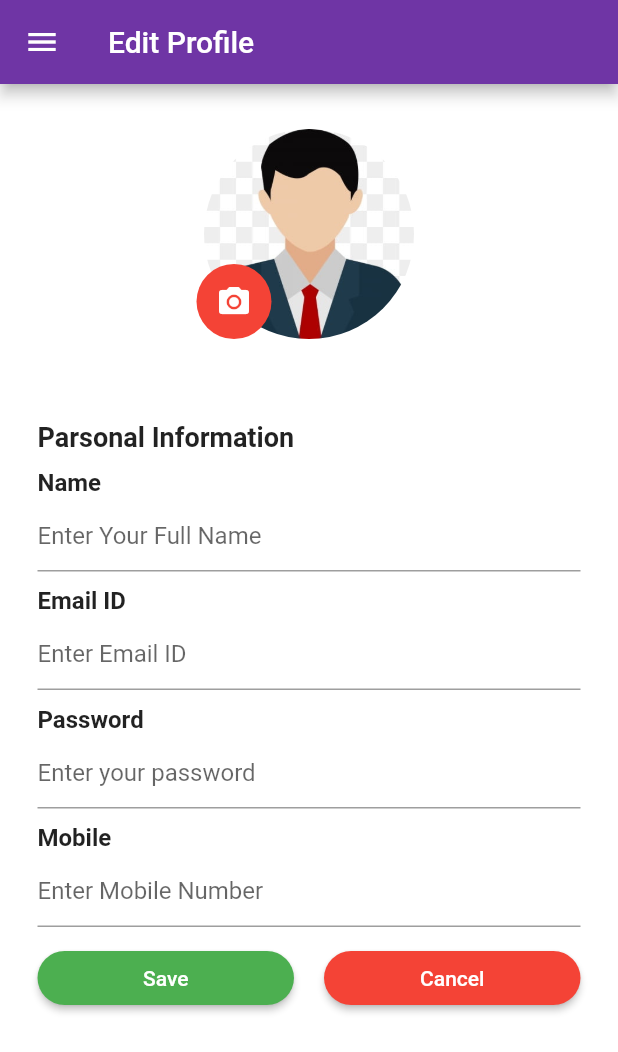
After one commit to AswinVishnu/StudyApp_Flutter, a Flutter app: the EditProfileScreen screen opened directly, on a phone screen of 412 x 824 dp. The commit adds this screen. Shown: the top 1052 px of the screen. Run offline on Flutter 3.47's test engine with Material 2 defaults, Android fonts, the phone set to English and light mode, and no system bars; our stand-ins replace flutter_svg, google_fonts, shared_preferences; accounts and stored records are empty.

Commit message:
added edit profile page

```diff
--- a/lib/Screens/Home/components/griddashboard.dart
+++ b/lib/Screens/Home/components/griddashboard.dart
@@ -44,7 +44,7 @@ class GridDashboard extends StatelessWidget {
                   mainAxisAlignment: MainAxisAlignment.center,
                   children: <Widget>[
                     IconButton(
-                      iconSize: 130.0,
+                      iconSize: 115.0,
                       padding: const EdgeInsets.all(1.0),
                       icon: Image.asset(
                         data.img,
--- a/lib/Screens/Login/components/body.dart
+++ b/lib/Screens/Login/components/body.dart
@@ -14,13 +14,13 @@ import 'package:flutter_auth/Screens/Welcome/welcome_screen.dart';
 import 'package:flutter_auth/Screens/Home/home.dart';
 
 class Body extends StatefulWidget {
-
   const Body({
     Key key,
   }) : super(key: key);
   @override
   _LoginPageState createState() => _LoginPageState();
 }
+
 class _LoginPageState extends State<Body> {
   String email;
   String password;
@@ -28,38 +28,41 @@ class _LoginPageState extends State<Body> {
   bool _isLoading = false;
   @override
   Widget build(BuildContext context) {
+    Size size = MediaQuery.of(context).size;
 
-    Size size = MediaQuery.of(context).size;
     signIn(String email, pass) async {
-      SharedPreferences sharedPreferences = await SharedPreferences.getInstance();
-      Map data = {
-        'email': email,
-        'password': pass,
-        'role': 'student'
-      };
+      SharedPreferences sharedPreferences =
+          await SharedPreferences.getInstance();
+      Map data = {'email': email, 'password': pass, 'role': 'student'};
       var jsonResponse = null;
-      var response = await http.post("https://oxystech-study-app-nodejs.herokuapp.com/user/login", body: data);
-      if(response.statusCode == 200) {
+      var response = await http.post(
+          "https://oxystech-study-app-nodejs.herokuapp.com/user/login",
+          body: data);
+      if (response.statusCode == 200) {
         jsonResponse = json.decode(response.body);
-        if(jsonResponse != null) {
+        if (jsonResponse != null) {
           setState(() {
             _isLoading = false;
           });
           sharedPreferences.setString("token", jsonResponse['token']);
-          Navigator.of(context).pushAndRemoveUntil(MaterialPageRoute(builder: (BuildContext context) => HomeScreen()), (Route<dynamic> route) => false);
+          Navigator.of(context).pushAndRemoveUntil(
+              MaterialPageRoute(
+                  builder: (BuildContext context) => HomeScreen()),
+              (Route<dynamic> route) => false);
           print("Logged in Successfully");
         }
-      }
-      else {
+      } else {
         setState(() {
           _isLoading = false;
         });
         print(response.body);
-
       }
     }
+
     return Background(
-      child: _isLoading ? Center(child: CircularProgressIndicator()) : SingleChildScrollView(
+      child: _isLoading
+          ? Center(child: CircularProgressIndicator())
+          : SingleChildScrollView(
               child: Column(
                 mainAxisAlignment: MainAxisAlignment.center,
                 children: <Widget>[
@@ -74,17 +77,13 @@ class _LoginPageState extends State<Body> {
                   ),
                   SizedBox(height: size.height * 0.03),
                   RoundedInputField(
-
                     hintText: "Your Email",
                     onChanged: (value) {
-
                       email = value;
                     },
                   ),
                   RoundedPasswordField(
-
                     onChanged: (value) {
-
                       password = value;
                     },
                   ),
--- /dev/null
+++ b/lib/Screens/Profile/edit_profile.dart
@@ -0,0 +1,306 @@
+import 'package:flutter/material.dart';
+import 'package:flutter_auth/components/nav_drawer.dart';
+import 'package:flutter_auth/Screens/Home/home.dart';
+
+class EditProfileScreen extends StatelessWidget {
+  @override
+  Widget build(BuildContext context) {
+    return Scaffold(
+        appBar: new AppBar(
+          title: new Text('Edit Profile'),
+        ),
+        drawer: NavDrawer(),
+        body: new Container(
+          color: Colors.white,
+          child: new ListView(
+            children: <Widget>[
+              Column(
+                children: <Widget>[
+                  new Container(
+                    height: 220.0,
+                    color: Colors.white,
+                    child: new Column(
+                      children: <Widget>[
+                        Padding(
+                          padding: EdgeInsets.only(top: 30.0),
+                          child:
+                              new Stack(fit: StackFit.loose, children: <Widget>[
+                            new Row(
+                              crossAxisAlignment: CrossAxisAlignment.center,
+                              mainAxisAlignment: MainAxisAlignment.center,
+                              children: <Widget>[
+                                new Container(
+                                    width: 140.0,
+                                    height: 140.0,
+                                    decoration: new BoxDecoration(
+                                      shape: BoxShape.circle,
+                                      image: new DecorationImage(
+                                        image: new ExactAssetImage(
+                                            'assets/images/profile.jpg'),
+                                        fit: BoxFit.cover,
+                                      ),
+                                    )),
+                              ],
+                            ),
+                            Padding(
+                                padding:
+                                    EdgeInsets.only(top: 90.0, right: 100.0),
+                                child: new Row(
+                                  mainAxisAlignment: MainAxisAlignment.center,
+                                  children: <Widget>[
+                                    new CircleAvatar(
+                                      backgroundColor: Colors.red,
+                                      radius: 25.0,
+                                      child: new Icon(
+                                        Icons.camera_alt,
+                                        color: Colors.white,
+                                      ),
+                                    )
+                                  ],
+                                )),
+                          ]),
+                        )
+                      ],
+                    ),
+                  ),
+                  new Container(
+                    color: Color(0xffFFFFFF),
+                    child: Padding(
+                      padding: EdgeInsets.only(bottom: 10.0),
+                      child: new Column(
+                        crossAxisAlignment: CrossAxisAlignment.start,
+                        mainAxisAlignment: MainAxisAlignment.start,
+                        children: <Widget>[
+                          Padding(
+                              padding: EdgeInsets.only(
+                                  left: 25.0, right: 25.0, top: 5.0),
+                              child: new Row(
+                                mainAxisAlignment:
+                                    MainAxisAlignment.spaceBetween,
+                                mainAxisSize: MainAxisSize.max,
+                                children: <Widget>[
+                                  new Column(
+                                    mainAxisAlignment: MainAxisAlignment.start,
+                                    mainAxisSize: MainAxisSize.min,
+                                    children: <Widget>[
+                                      new Text(
+                                        'Parsonal Information',
+                                        style: TextStyle(
+                                            fontSize: 18.0,
+                                            fontWeight: FontWeight.bold),
+                                      ),
+                                    ],
+                                  ),
+                                ],
+                              )),
+                          Padding(
+                              padding: EdgeInsets.only(
+                                  left: 25.0, right: 25.0, top: 10.0),
+                              child: new Row(
+                                mainAxisSize: MainAxisSize.max,
+                                children: <Widget>[
+                                  new Column(
+                                    mainAxisAlignment: MainAxisAlignment.start,
+                                    mainAxisSize: MainAxisSize.min,
+                                    children: <Widget>[
+                                      new Text(
+                                        'Name',
+                                        style: TextStyle(
+                                            fontSize: 16.0,
+                                            fontWeight: FontWeight.bold),
+                                      ),
+                                    ],
+                                  ),
+                                ],
+                              )),
+                          Padding(
+                              padding: EdgeInsets.only(
+                                  left: 25.0, right: 25.0, top: 2.0),
+                              child: new Row(
+                                mainAxisSize: MainAxisSize.max,
+                                children: <Widget>[
+                                  new Flexible(
+                                    child: new TextField(
+                                      decoration: const InputDecoration(
+                                        hintText: "Enter Your Full Name",
+                                      ),
+                                      //       enabled: !_status,
+                                      //        autofocus: !_status,
+                                    ),
+                                  ),
+                                ],
+                              )),
+                          Padding(
+                              padding: EdgeInsets.only(
+                                  left: 25.0, right: 25.0, top: 10.0),
+                              child: new Row(
+                                mainAxisSize: MainAxisSize.max,
+                                children: <Widget>[
+                                  new Column(
+                                    mainAxisAlignment: MainAxisAlignment.start,
+                                    mainAxisSize: MainAxisSize.min,
+                                    children: <Widget>[
+                                      new Text(
+                                        'Email ID',
+                                        style: TextStyle(
+                                            fontSize: 16.0,
+                                            fontWeight: FontWeight.bold),
+                                      ),
+                                    ],
+                                  ),
+                                ],
+                              )),
+                          Padding(
+                              padding: EdgeInsets.only(
+                                  left: 25.0, right: 25.0, top: 2.0),
+                              child: new Row(
+                                mainAxisSize: MainAxisSize.max,
+                                children: <Widget>[
+                                  new Flexible(
+                                    child: new TextField(
+                                      decoration: const InputDecoration(
+                                          hintText: "Enter Email ID"),
+                                      //     enabled: !_status,
+                                    ),
+                                  ),
+                                ],
+                              )),
+                          Padding(
+                              padding: EdgeInsets.only(
+                                  left: 25.0, right: 25.0, top: 10.0),
+                              child: new Row(
+                                mainAxisSize: MainAxisSize.max,
+                                children: <Widget>[
+                                  new Column(
+                                    mainAxisAlignment: MainAxisAlignment.start,
+                                    mainAxisSize: MainAxisSize.min,
+                                    children: <Widget>[
+                                      new Text(
+                                        'Password',
+                                        style: TextStyle(
+                                            fontSize: 16.0,
+                                            fontWeight: FontWeight.bold),
+                                      ),
+                                    ],
+                                  ),
+                                ],
+                              )),
+                          Padding(
+                              padding: EdgeInsets.only(
+                                  left: 25.0, right: 25.0, top: 2.0),
+                              child: new Row(
+                                mainAxisSize: MainAxisSize.max,
+                                children: <Widget>[
+                                  new Flexible(
+                                    child: new TextField(
+                                      decoration: const InputDecoration(
+                                          hintText: "Enter your password"),
+                                      obscureText: true,
+
+                                      //     enabled: !_status,
+                                    ),
+                                  ),
+                                ],
+                              )),
+                          Padding(
+                              padding: EdgeInsets.only(
+                                  left: 25.0, right: 25.0, top: 10.0),
+                              child: new Row(
+                                mainAxisSize: MainAxisSize.max,
+                                children: <Widget>[
+                                  new Column(
+                                    mainAxisAlignment: MainAxisAlignment.start,
+                                    mainAxisSize: MainAxisSize.min,
+                                    children: <Widget>[
+                                      new Text(
+                                        'Mobile',
+                                        style: TextStyle(
+                                            fontSize: 16.0,
+                                            fontWeight: FontWeight.bold),
+                                      ),
+                                    ],
+                                  ),
+                                ],
+                              )),
+                          Padding(
+                              padding: EdgeInsets.only(
+                                  left: 25.0, right: 25.0, top: 2.0),
+                              child: new Row(
+                                mainAxisSize: MainAxisSize.max,
+                                children: <Widget>[
+                                  new Flexible(
+                                    child: new TextField(
+                                      decoration: const InputDecoration(
+                                          hintText: "Enter Mobile Number"),
+                                      //   enabled: !_status,
+                                    ),
+                                  ),
+                                ],
+                              )),
+                          Padding(
+                            padding: EdgeInsets.only(
+                                left: 25.0, right: 25.0, top: 10.0),
+                            child: new Row(
+                              mainAxisSize: MainAxisSize.max,
+                              mainAxisAlignment: MainAxisAlignment.start,
+                              children: <Widget>[
+                                Expanded(
+                                  child: Padding(
+                                    padding: EdgeInsets.only(right: 10.0),
+                                    child: Container(
+                                        child: new RaisedButton(
+                                      child: new Text("Save"),
+                                      textColor: Colors.white,
+                                      color: Colors.green,
+                                      onPressed: () {
+                                        Navigator.push(
+                                          context,
+                                          MaterialPageRoute(
+                                              builder: (context) =>
+                                                  HomeScreen()),
+                                        );
+                                      },
+                                      shape: new RoundedRectangleBorder(
+                                          borderRadius:
+                                              new BorderRadius.circular(20.0)),
+                                    )),
+                                  ),
+                                  flex: 2,
+                                ),
+                                Expanded(
+                                  child: Padding(
+                                    padding: EdgeInsets.only(left: 10.0),
+                                    child: Container(
+                                        child: new RaisedButton(
+                                      child: new Text("Cancel"),
+                                      textColor: Colors.white,
+                                      color: Colors.red,
+                                      onPressed: () {
+                                        Navigator.push(
+                                          context,
+                                          MaterialPageRoute(
+                                              builder: (context) =>
+                                                  HomeScreen()),
+                                        );
+                                      },
+                                      shape: new RoundedRectangleBorder(
+                                          borderRadius:
+                                              new BorderRadius.circular(20.0)),
+                                    )),
+                                  ),
+                                  flex: 2,
+                                ),
+                              ],
+                            ),
+                          ),
+                        ],
+                      ),
+                    ),
+                  )
+                ],
+              ),
+            ],
+          ),
+        ));
+  }
+}
--- a/lib/components/nav_drawer.dart
+++ b/lib/components/nav_drawer.dart
@@ -3,6 +3,8 @@ import 'package:flutter_auth/Screens/Study_Materials/study_materials.dart';
 import 'package:flutter_auth/Screens/Question_Bank/question_bank.dart';
 import 'package:flutter_auth/Screens/Current_Affairs/current_affairs.dart';
 import 'package:flutter_auth/Screens/Practice_Tests/practice_tests.dart';
+import 'package:flutter_auth/Screens/Profile/edit_profile.dart';
+import 'package:flutter_auth/Screens/Welcome/welcome_screen.dart';
 
 class NavDrawer extends StatelessWidget {
   @override
@@ -100,6 +102,19 @@ class NavDrawer extends StatelessWidget {
           );
         },
       ),
+      new ListTile(
+        title: new Text('Edit Profile'),
+        leading: Icon(
+          Icons.accessibility,
+          color: Color(0xFF6F35A5),
+        ),
+        onTap: () {
+          Navigator.push(
+            context,
+            MaterialPageRoute(builder: (context) => EditProfileScreen()),
+          );
+        },
+      ),
       new Divider(),
       new ListTile(
         title: new Text('SignOut'),
@@ -107,7 +122,12 @@ class NavDrawer extends StatelessWidget {
           Icons.logout,
           color: Color(0xFF6F35A5),
         ),
-        onTap: () {},
+        onTap: () {
+          Navigator.push(
+            context,
+            MaterialPageRoute(builder: (context) => WelcomeScreen()),
+          );
+        },
       ),
     ]));
   }
```
Also changed, not shown: assets/images/profile.jpg (added). Lines whose indentation alone changed are shown as unchanged.
